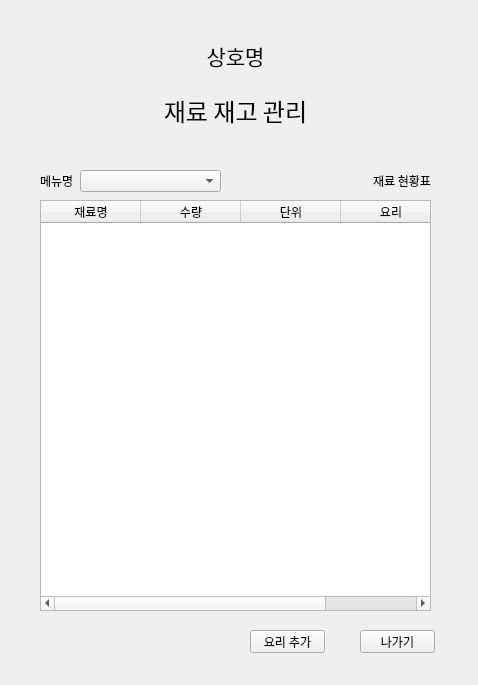
First picture: the form in ui/main.ui, repository ElisaBluebell/project7smartstore, before the edit.
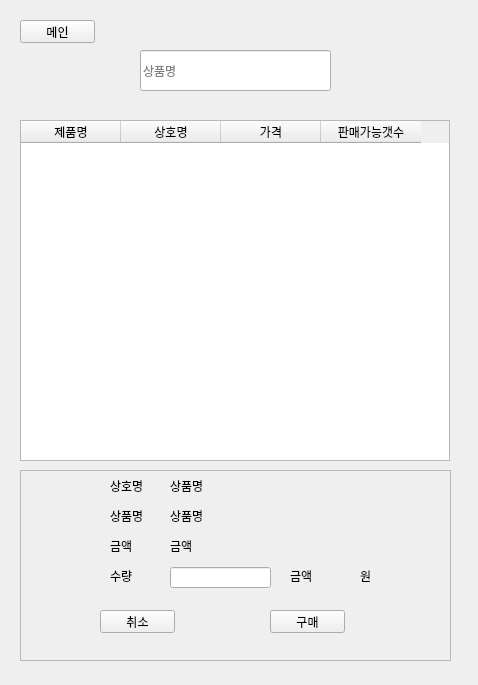
Second picture: the form after the edit.

```diff
--- a/ui/main.ui
+++ b/ui/main.ui
@@ -23,7 +23,7 @@
     </rect>
    </property>
    <property name="currentIndex">
-    <number>2</number>
+    <number>3</number>
    </property>
    <widget class="QWidget" name="page">
     <widget class="QLabel" name="MAIN_LB_loginfo">
@@ -197,162 +197,238 @@
      </property>
     </widget>
    </widget>
-   <widget class="QWidget" name="page_3">
-    <widget class="QLabel" name="bom_store_name">
+   <widget class="QWidget" name="page_3"/>
+   <widget class="QWidget" name="page_4">
+    <widget class="QTableWidget" name="MAIN_sellList">
      <property name="geometry">
       <rect>
-       <x>0</x>
-       <y>30</y>
-       <width>451</width>
-       <height>31</height>
+       <x>10</x>
+       <y>110</y>
+       <width>430</width>
+       <height>341</height>
       </rect>
      </property>
-     <property name="font">
-      <font>
-       <pointsize>16</pointsize>
-      </font>
+     <property name="editTriggers">
+      <set>QAbstractItemView::NoEditTriggers</set>
      </property>
-     <property name="text">
-      <string>상호명</string>
-     </property>
-     <property name="alignment">
-      <set>Qt::AlignCenter</set>
-     </property>
+     <column>
+      <property name="text">
+       <string>제품명</string>
+      </property>
+     </column>
+     <column>
+      <property name="text">
+       <string>상호명</string>
+      </property>
+     </column>
+     <column>
+      <property name="text">
+       <string>가격</string>
+      </property>
+     </column>
+     <column>
+      <property name="text">
+       <string>판매가능갯수</string>
+      </property>
+     </column>
     </widget>
-    <widget class="QPushButton" name="bom_go_back">
+    <widget class="QLineEdit" name="MAIN_LE_sellName">
      <property name="geometry">
       <rect>
-       <x>350</x>
-       <y>620</y>
-       <width>75</width>
-       <height>23</height>
-      </rect>
-     </property>
-     <property name="text">
-      <string>나가기</string>
-     </property>
-    </widget>
-    <widget class="QLabel" name="bom_select_menu_2">
-     <property name="geometry">
-      <rect>
-       <x>30</x>
-       <y>160</y>
-       <width>41</width>
-       <height>21</height>
-      </rect>
-     </property>
-     <property name="font">
-      <font>
-       <family>D2Coding</family>
-      </font>
-     </property>
-     <property name="text">
-      <string>메뉴명</string>
-     </property>
-     <property name="alignment">
-      <set>Qt::AlignLeading|Qt::AlignLeft|Qt::AlignVCenter</set>
-     </property>
-    </widget>
-    <widget class="QLabel" name="bom_title">
-     <property name="geometry">
-      <rect>
-       <x>0</x>
-       <y>80</y>
-       <width>451</width>
+       <x>130</x>
+       <y>40</y>
+       <width>191</width>
        <height>41</height>
       </rect>
      </property>
-     <property name="font">
-      <font>
-       <family>D2Coding</family>
-       <pointsize>18</pointsize>
-      </font>
+     <property name="placeholderText">
+      <string>상품명</string>
      </property>
-     <property name="text">
-      <string>재료 재고 관리</string>
-     </property>
-     <property name="alignment">
-      <set>Qt::AlignCenter</set>
-     </property>
     </widget>
-    <widget class="QPushButton" name="bom_new_menu">
+    <widget class="QFrame" name="frame">
      <property name="geometry">
       <rect>
-       <x>240</x>
-       <y>620</y>
-       <width>75</width>
-       <height>23</height>
+       <x>10</x>
+       <y>460</y>
+       <width>431</width>
+       <height>191</height>
       </rect>
      </property>
-     <property name="text">
-      <string>요리 추가</string>
+     <property name="frameShape">
+      <enum>QFrame::StyledPanel</enum>
      </property>
-    </widget>
-    <widget class="QLabel" name="bom_table_title">
-     <property name="geometry">
-      <rect>
-       <x>350</x>
-       <y>160</y>
-       <width>71</width>
-       <height>21</height>
-      </rect>
+     <property name="frameShadow">
+      <enum>QFrame::Raised</enum>
      </property>
-     <property name="font">
-      <font>
-       <family>D2Coding</family>
-      </font>
-     </property>
-     <property name="text">
-      <string>재료 현황표</string>
-     </property>
-     <property name="alignment">
-      <set>Qt::AlignRight|Qt::AlignTrailing|Qt::AlignVCenter</set>
-     </property>
-    </widget>
-    <widget class="QComboBox" name="bom_select_menu">
-     <property name="geometry">
-      <rect>
-       <x>70</x>
-       <y>160</y>
-       <width>141</width>
-       <height>22</height>
-      </rect>
-     </property>
-    </widget>
-    <widget class="QTableWidget" name="bom_ingredient_table">
-     <property name="geometry">
-      <rect>
-       <x>30</x>
-       <y>190</y>
-       <width>391</width>
-       <height>411</height>
-      </rect>
-     </property>
-     <property name="font">
-      <font>
-       <family>D2Coding</family>
-      </font>
-     </property>
-     <column>
+     <widget class="QLabel" name="lb_productname">
+      <property name="geometry">
+       <rect>
+        <x>90</x>
+        <y>30</y>
+        <width>41</width>
+        <height>31</height>
+       </rect>
+      </property>
       <property name="text">
-       <string>재료명</string>
+       <string>상품명</string>
       </property>
-     </column>
-     <column>
+     </widget>
+     <widget class="QLabel" name="lb_productname2">
+      <property name="geometry">
+       <rect>
+        <x>150</x>
+        <y>30</y>
+        <width>101</width>
+        <height>31</height>
+       </rect>
+      </property>
+      <property name="text">
+       <string>상품명</string>
+      </property>
+     </widget>
+     <widget class="QLabel" name="lb_productnum">
+      <property name="geometry">
+       <rect>
+        <x>90</x>
+        <y>90</y>
+        <width>41</width>
+        <height>31</height>
+       </rect>
+      </property>
       <property name="text">
        <string>수량</string>
       </property>
-     </column>
-     <column>
+     </widget>
+     <widget class="QLineEdit" name="le_sellnum">
+      <property name="geometry">
+       <rect>
+        <x>150</x>
+        <y>97</y>
+        <width>101</width>
+        <height>21</height>
+       </rect>
+      </property>
+      <property name="maxLength">
+       <number>4</number>
+      </property>
+     </widget>
+     <widget class="QPushButton" name="BT_toMain2">
+      <property name="geometry">
+       <rect>
+        <x>80</x>
+        <y>140</y>
+        <width>75</width>
+        <height>23</height>
+       </rect>
+      </property>
       <property name="text">
-       <string>단위</string>
+       <string>취소</string>
       </property>
-     </column>
-     <column>
+     </widget>
+     <widget class="QPushButton" name="BT_toBuy">
+      <property name="geometry">
+       <rect>
+        <x>250</x>
+        <y>140</y>
+        <width>75</width>
+        <height>23</height>
+       </rect>
+      </property>
       <property name="text">
-       <string>요리</string>
+       <string>구매</string>
       </property>
-     </column>
+     </widget>
+     <widget class="QLabel" name="lb_price">
+      <property name="geometry">
+       <rect>
+        <x>90</x>
+        <y>60</y>
+        <width>41</width>
+        <height>31</height>
+       </rect>
+      </property>
+      <property name="text">
+       <string>금액</string>
+      </property>
+     </widget>
+     <widget class="QLabel" name="lb_price2">
+      <property name="geometry">
+       <rect>
+        <x>150</x>
+        <y>60</y>
+        <width>91</width>
+        <height>31</height>
+       </rect>
+      </property>
+      <property name="text">
+       <string>금액</string>
+      </property>
+     </widget>
+     <widget class="QLabel" name="lb_storeName">
+      <property name="geometry">
+       <rect>
+        <x>90</x>
+        <y>0</y>
+        <width>41</width>
+        <height>31</height>
+       </rect>
+      </property>
+      <property name="text">
+       <string>상호명</string>
+      </property>
+     </widget>
+     <widget class="QLabel" name="lb_storeName2">
+      <property name="geometry">
+       <rect>
+        <x>150</x>
+        <y>0</y>
+        <width>101</width>
+        <height>31</height>
+       </rect>
+      </property>
+      <property name="text">
+       <string>상품명</string>
+      </property>
+     </widget>
+     <widget class="QLabel" name="lb_totalPrice">
+      <property name="geometry">
+       <rect>
+        <x>270</x>
+        <y>90</y>
+        <width>81</width>
+        <height>31</height>
+       </rect>
+      </property>
+      <property name="text">
+       <string>금액</string>
+      </property>
+     </widget>
+     <widget class="QLabel" name="lb_totalPrice2">
+      <property name="geometry">
+       <rect>
+        <x>340</x>
+        <y>90</y>
+        <width>21</width>
+        <height>31</height>
+       </rect>
+      </property>
+      <property name="text">
+       <string>원</string>
+      </property>
+     </widget>
+    </widget>
+    <widget class="QPushButton" name="BT_toMain">
+     <property name="geometry">
+      <rect>
+       <x>10</x>
+       <y>10</y>
+       <width>75</width>
+       <height>23</height>
+      </rect>
+     </property>
+     <property name="text">
+      <string>메인</string>
+     </property>
     </widget>
    </widget>
   </widget>
```
